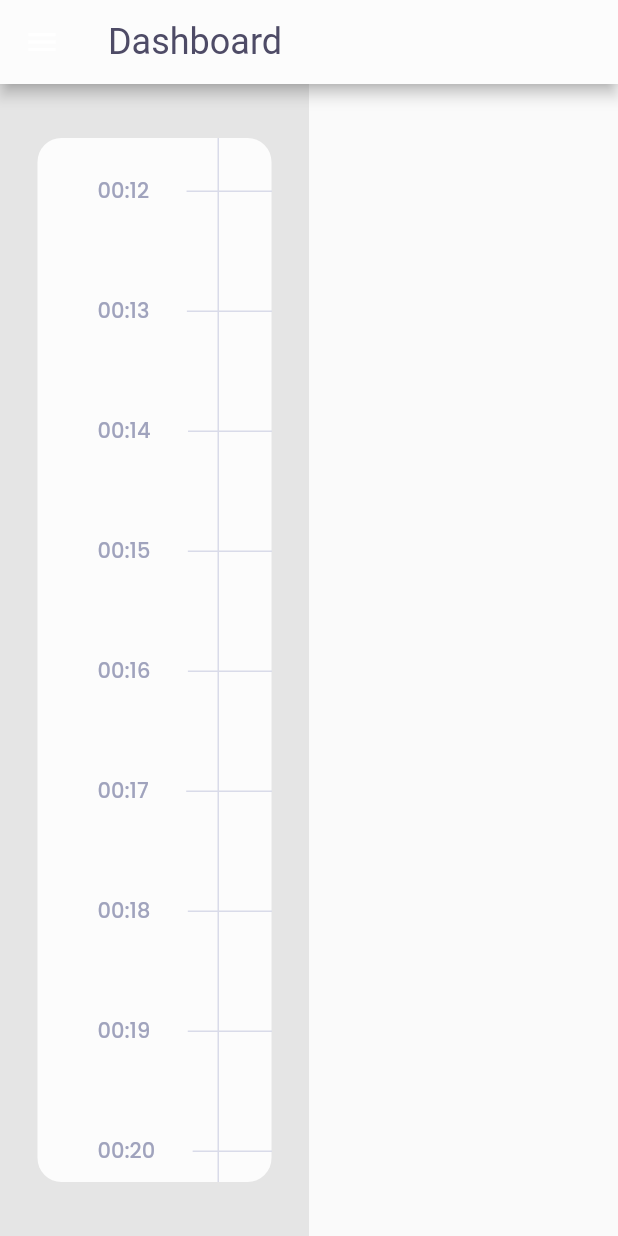
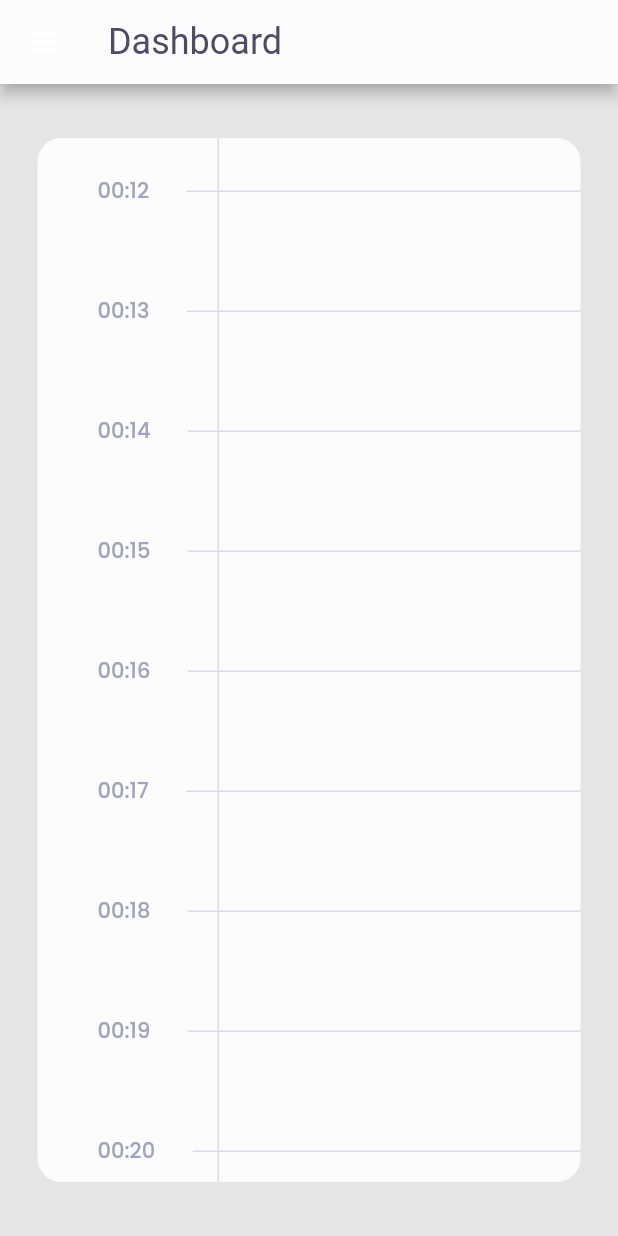
Before and after one commit to ImanMesgaran/unique_master_dashboard, a Flutter app: the screen it shows after launch, scrolled down 1152 dp, on a phone screen of 412 x 824 dp. Run offline on Flutter 3.47's test engine with Material 2 defaults, Android fonts, the light colour scheme and no system bars; our stand-ins replace bloc, data_connection_checker, dio, easy_localization, equatable, flutter_bloc and 6 more.

Commit message:
minor change for android.
reference Issue #3

```diff
--- a/lib/features/schedules/presentation/pages/schedules/schedules_page_route.dart
+++ b/lib/features/schedules/presentation/pages/schedules/schedules_page_route.dart
@@ -38,8 +38,9 @@ class _SchedulesPageRouteState extends State<SchedulesPageRoute> {
           return ListView(
             scrollDirection: Axis.horizontal,
             children: [
-              _mainView(),
-              _sideView(width: constraints.maxWidth / 3),
+              _mainView(constraints.maxWidth),
+              if (constraints.maxWidth > 500)
+                _sideView(width: constraints.maxWidth / 3),
             ],
           );
         },
@@ -47,10 +48,12 @@ class _SchedulesPageRouteState extends State<SchedulesPageRoute> {
     );
   }
 
-  _mainView() {
+  _mainView(double maxWidth) {
     return Container(
       padding: EdgeInsets.symmetric(horizontal: 25, vertical: 36),
-      width: MediaQuery.of(context).size.width / 2,
+      width: maxWidth < 600
+          ? MediaQuery.of(context).size.width
+          : MediaQuery.of(context).size.width / 2,
       height: double.infinity,
       color: app_background_color,
       child: Container(
```
